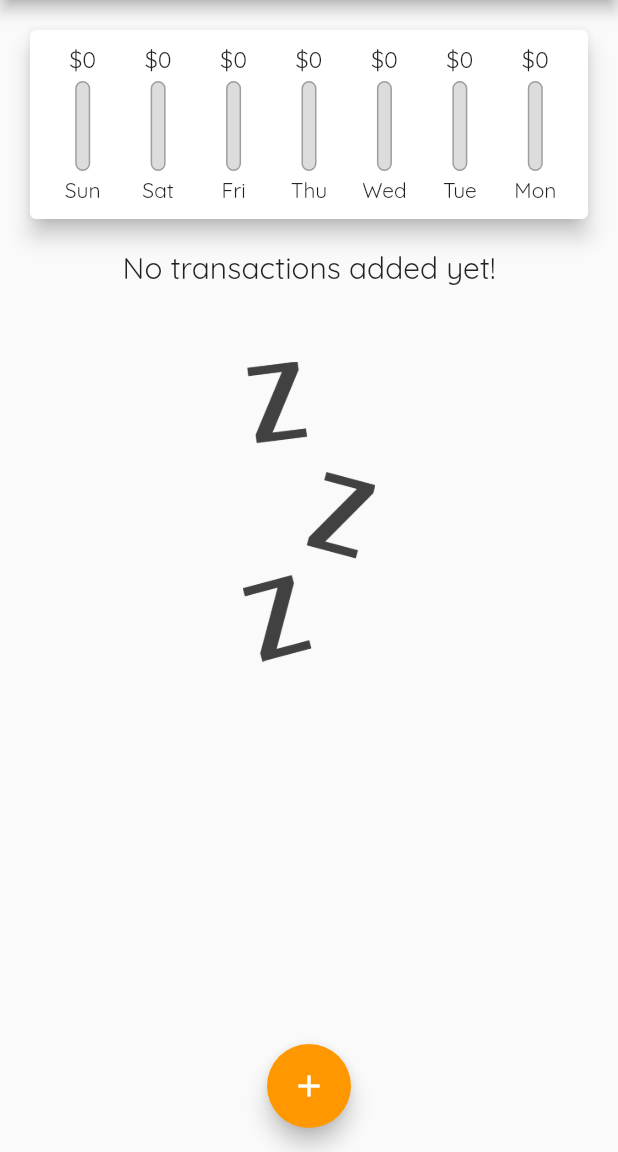
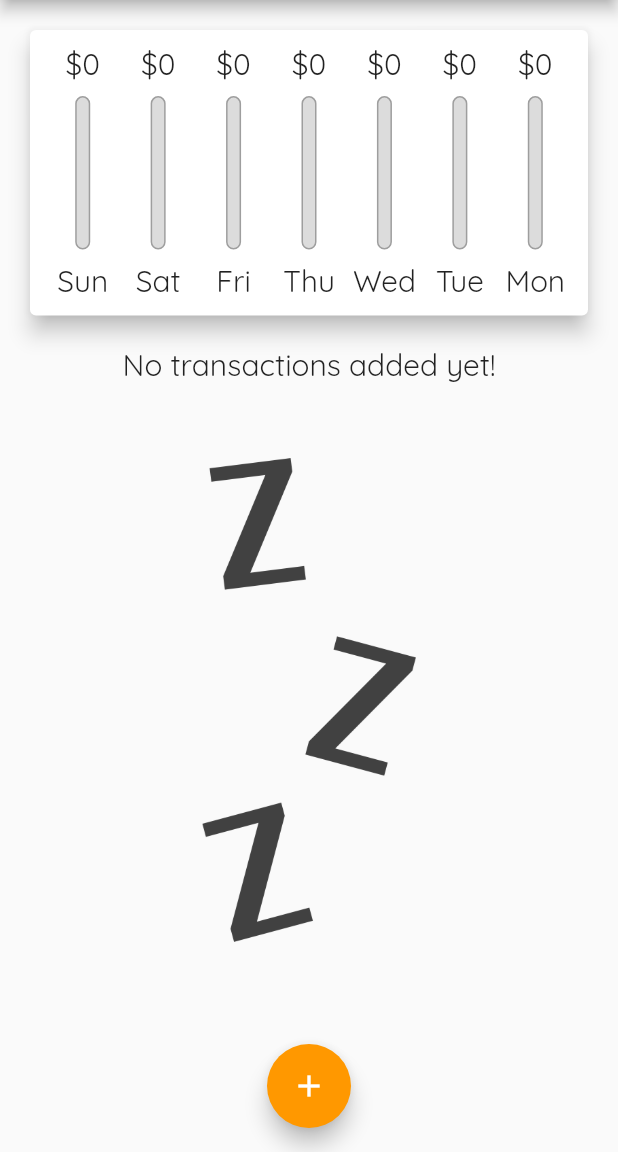
Before and after one commit to ArkV1/project_n2, a Flutter app: the screen it shows after launch, on a phone screen of 412 x 824 dp, the part 84-1236 px from its top. Run offline on Flutter 3.47's test engine with Material 2 defaults, Android fonts, the phone set to English and light mode, and no system bars.

Commit message:
new laptop

```diff
--- a/lib/main.dart
+++ b/lib/main.dart
@@ -1,11 +1,19 @@
 import 'package:flutter/material.dart';
+import 'package:flutter/services.dart';
 
 import './models/transaction.dart';
 import './widgets/new_transaction.dart';
 import './widgets/transaction_list.dart';
 import './widgets/chart.dart';
 
-void main() => runApp(MyApp());
+void main() {
+  // WidgetsFlutterBinding.ensureInitialized();
+  // SystemChrome.setPreferredOrientations([
+  //   DeviceOrientation.portraitUp,
+  //   DeviceOrientation.portraitDown,
+  // ]);
+  runApp(MyApp());
+}
 
 class MyApp extends StatelessWidget {
   @override
@@ -83,6 +91,8 @@
     // ),
   ];
 
+  bool _showChart = false;
+
   List<Transaction> get _recentTransactions {
     return _userTransactions.where((tx) {
       return tx.date.isAfter(
@@ -124,25 +134,64 @@
 
   @override
   Widget build(BuildContext context) {
-    return Scaffold(
-      appBar: AppBar(
+    final isLandscape =
+        MediaQuery.of(context).orientation == Orientation.landscape;
+    final appBar = AppBar(
       title: Text(
         'Personal Expenses',
       ),
       actions: <Widget>[
         IconButton(
             onPressed: () => _startAddNewTransaction(context),
-            icon: Icon(Icons.add),
-          )
+            icon: Icon(Icons.add))
       ],
-      ),
+    );
+    final txListWidget = Container(
+      height: (MediaQuery.of(context).size.height -
+              appBar.preferredSize.height -
+              MediaQuery.of(context).padding.top) *
+          0.7,
+      child: TransactionList(_userTransactions, _deleteTransaction),
+    );
+    return Scaffold(
+      appBar: appBar,
       body: SingleChildScrollView(
         child: Column(
           // mainAxisAlignment: MainAxisAlignment.start,
           crossAxisAlignment: CrossAxisAlignment.stretch,
           children: <Widget>[
-            Chart(_recentTransactions),
-            TransactionList(_userTransactions, _deleteTransaction),
+            if (isLandscape)
+              Row(
+                mainAxisAlignment: MainAxisAlignment.center,
+                children: [
+                  Text('Show chart'),
+                  Switch(
+                    value: _showChart,
+                    onChanged: (val) {
+                      setState(() {
+                        _showChart = val;
+                      });
+                    },
+                  ),
+                ],
+              ),
+            if (!isLandscape)
+              Container(
+                  height: (MediaQuery.of(context).size.height -
+                          appBar.preferredSize.height -
+                          MediaQuery.of(context).padding.top) *
+                      0.3,
+                  child: Chart(_recentTransactions)),
+            if (!isLandscape) txListWidget,
+            if (isLandscape)
+              _showChart
+                  ? Container(
+                      height: (MediaQuery.of(context).size.height -
+                              appBar.preferredSize.height -
+                              MediaQuery.of(context).padding.top) *
+                          0.7,
+                      child: Chart(_recentTransactions))
+                  : txListWidget
           ],
         ),
       ),
--- a/lib/widgets/chart_bar.dart
+++ b/lib/widgets/chart_bar.dart
@@ -9,19 +9,21 @@
 
   @override
   Widget build(BuildContext context) {
+    return LayoutBuilder(
+      builder: (ctx, constraints) {
         return Column(
           children: [
             Container(
-          height: 20,
+              height: constraints.maxHeight * 0.15,
               child: FittedBox(
                 child: Text('\$${spendingAmount.toStringAsFixed(0)}'),
               ),
             ),
             SizedBox(
-          height: 4,
+              height: constraints.maxHeight * 0.05,
             ),
             Container(
-          height: 60,
+              height: constraints.maxHeight * 0.6,
               width: 10,
               child: Stack(
                 children: [
@@ -45,10 +47,17 @@
               ),
             ),
             SizedBox(
-          height: 4,
+              height: constraints.maxHeight * 0.05,
             ),
-        Text(label),
+            Container(
+              height: constraints.maxHeight * 0.15,
+              child: FittedBox(
+                child: Text(label),
+              ),
+            ),
           ],
+        );
+      },
     );
   }
 }
--- a/lib/widgets/transaction_list.dart
+++ b/lib/widgets/transaction_list.dart
@@ -11,10 +11,9 @@
 
   @override
   Widget build(BuildContext context) {
-    return Container(
-      height: 475,
-      child: transactions.isEmpty
-          ? Column(
+    return transactions.isEmpty
+        ? LayoutBuilder(builder: (ctx, constraints) {
+            return Column(
               children: <Widget>[
                 Text(
                   'No transactions added yet!',
@@ -24,14 +23,15 @@
                   height: 50,
                 ),
                 Container(
-                  height: 200,
+                  height: constraints.maxHeight * 0.6,
                   child: Image.asset(
                     'assets/images/waiting.png',
                     fit: BoxFit.cover,
                   ),
                 ),
               ],
-            )
+            );
+          })
         : ListView.builder(
             itemBuilder: (ctx, index) {
               return Card(
@@ -48,9 +48,19 @@
                   ),
                   title: Text(transactions[index].title,
                       style: Theme.of(context).textTheme.titleMedium),
-                    subtitle: Text(
-                        DateFormat.yMMMd().format(transactions[index].date)),
-                    trailing: IconButton(
+                  subtitle:
+                      Text(DateFormat.yMMMd().format(transactions[index].date)),
+                  trailing: MediaQuery.of(ctx).size.width > 360
+                      ? TextButton.icon(
+                          icon: Icon(Icons.delete),
+                          label: Text('Delete'),
+                          onPressed: () => deleteTx(
+                            transactions[index].id,
+                          ),
+                          style: ButtonStyle(foregroundColor: Theme.of(context).errorColor)
+                          //color: Theme.of(context).errorColor,
+                        )
+                      : IconButton(
                           icon: Icon(Icons.delete),
                           color: Theme.of(context).errorColor,
                           onPressed: () => deleteTx(transactions[index].id),
@@ -59,7 +69,6 @@
               );
             },
             itemCount: transactions.length,
-            ),
           );
   }
 }
```
Also changed, not shown: lib/widgets/new_transaction.dart (+10 -4 lines). Lines whose indentation alone changed are shown as unchanged.
